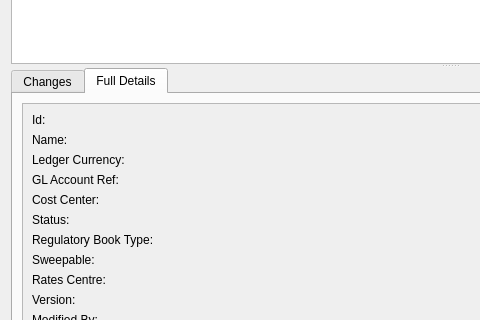
Before: the Qt Designer form projects/ores.qt/refdata/ui/BookHistoryDialog.ui in OreStudio/OreStudio, drawn with Qt 5; both pictures show x 0 to 480 and y 167 to 487 of the 900 by 600 pixel window.
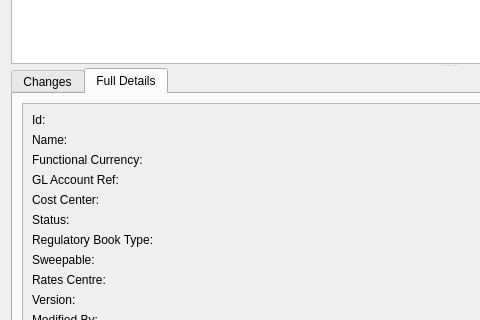
After: the same form once the commit is applied. The open tabs and pages were chosen to show the change.

Commit message: [refdata,ore,synthetic,sql,qt,doc] Rename book.ledger_ccy to functional_currency

```diff
--- a/projects/ores.qt/refdata/ui/BookHistoryDialog.ui
+++ b/projects/ores.qt/refdata/ui/BookHistoryDialog.ui
@@ -180,7 +180,7 @@
                <item row="2" column="0">
                 <widget class="QLabel" name="ledger_ccyLabel">
                  <property name="text">
-                  <string>Ledger Currency:</string>
+                  <string>Functional Currency:</string>
                  </property>
                 </widget>
                </item>
```
Left out of the diff: 4 changed lines with no effect on the pictures. The commit also changes 31 other files.
